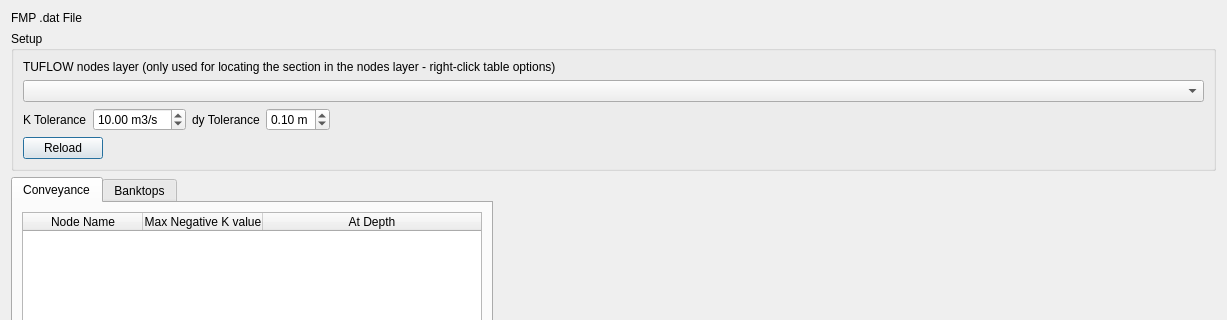
First picture: the form in mod_check/forms/ui_fmpsectionproperty_check_dialog.ui, repository duncan-r/ModCheck, before the edit; both pictures show x 0 to 1227 and y 0 to 320 of the 1227 by 783 pixel window.
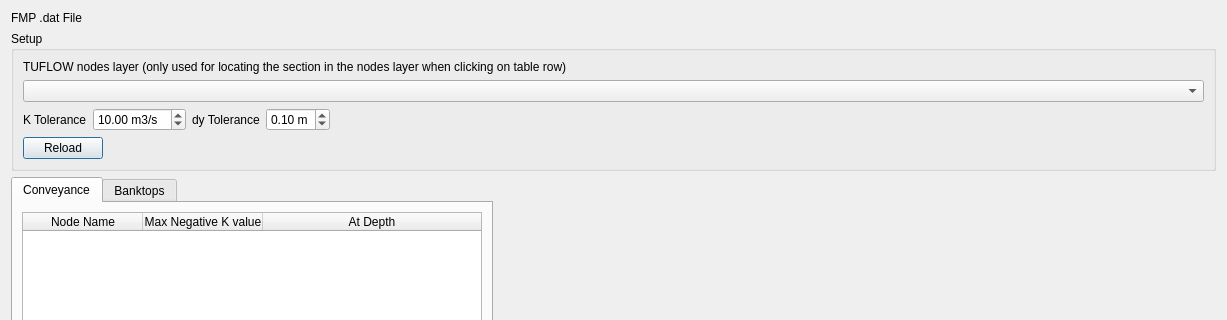
Second picture: the form after the edit. Custom widgets are drawn as their Qt base class.

Commit message: Change to dialog text on section check tool.

What changed in the file:
```diff
--- a/mod_check/forms/ui_fmpsectionproperty_check_dialog.ui
+++ b/mod_check/forms/ui_fmpsectionproperty_check_dialog.ui
@@ -43,7 +43,7 @@
         <item>
          <widget class="QLabel" name="label_3">
           <property name="text">
-           <string>TUFLOW nodes layer (only used for locating the section in the nodes layer - right-click table options)</string>
+           <string>TUFLOW nodes layer (only used for locating the section in the nodes layer when clicking on table row)</string>
           </property>
          </widget>
         </item>
```
Left out of the diff: 2 changed lines with no effect on the pictures.
